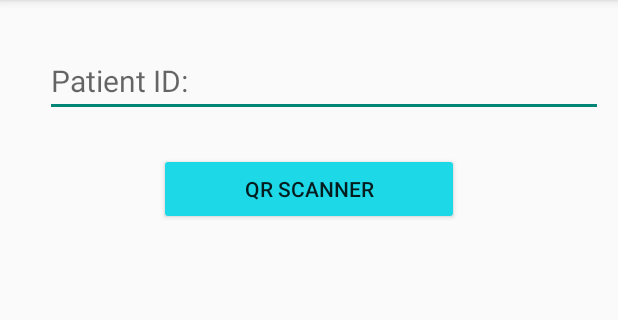
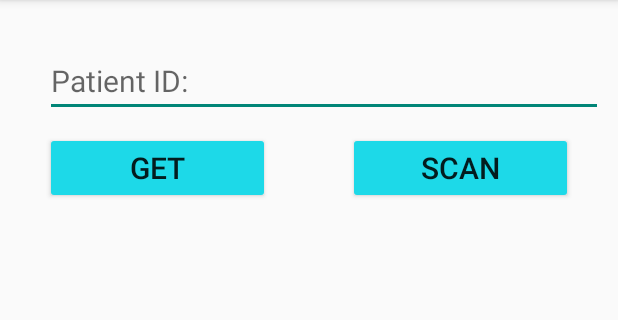
Before and after one commit to TranTatLap/FaceRecognition, an Android app: the ScanQRActivity screen opened directly, with no data from a screen before it, on a phone screen of 412 x 824 dp, the part 84-404 px from its top. Run offline under Robolectric (Android 15) with nearby library versions, the phone set to English and light mode, and no system bars; our stand-ins replace Firebase (no records; nobody signed in at launch, a user with empty details on screens opened directly).

Commit message:
Android add retrieve info from firebase

```diff
--- a/Android/app/build.gradle
+++ b/Android/app/build.gradle
@@ -48,7 +48,4 @@ dependencies {
 
     // QR
     implementation 'com.journeyapps:zxing-android-embedded:4.3.0'
-
-
-
 }
--- a/Android/app/src/main/AndroidManifest.xml
+++ b/Android/app/src/main/AndroidManifest.xml
@@ -13,9 +13,9 @@
         android:allowBackup="true"
         android:dataExtractionRules="@xml/data_extraction_rules"
         android:fullBackupContent="@xml/backup_rules"
-        android:icon="@mipmap/ic_launcher"
+        android:icon="@drawable/logo"
         android:label="@string/app_name"
-        android:roundIcon="@mipmap/ic_launcher_round"
+        android:roundIcon="@drawable/logo"
         android:supportsRtl="true"
         android:theme="@style/Theme.FaceRecognition"
         tools:targetApi="31">
--- a/Android/app/src/main/res/layout/activity_generate_qractivity.xml
+++ b/Android/app/src/main/res/layout/activity_generate_qractivity.xml
@@ -17,7 +17,7 @@
         app:layout_constraintHorizontal_bias="0.5"
         app:layout_constraintStart_toStartOf="parent"
         app:layout_constraintTop_toBottomOf="@+id/btn_generate"
-        app:srcCompat="@drawable/ic_launcher_background" />
+        app:srcCompat="@drawable/logo" />
 
     <EditText
         android:id="@+id/edt_ID"
@@ -38,7 +38,7 @@
         android:layout_marginStart="20dp"
         android:layout_marginTop="10dp"
         android:backgroundTint="#1DD9E8"
-        android:text="Button"
+        android:text="Generate"
 
         app:layout_constraintStart_toStartOf="parent"
         app:layout_constraintTop_toBottomOf="@+id/edt_ID" />
--- a/Android/app/src/main/res/layout/activity_scan_qractivity.xml
+++ b/Android/app/src/main/res/layout/activity_scan_qractivity.xml
@@ -6,6 +6,7 @@
     android:layout_height="match_parent"
     android:layout_margin="10dp"
     tools:context=".ScanQRActivity">
+
     <EditText
         android:id="@+id/edt_ID"
         android:layout_width="match_parent"
@@ -19,15 +20,36 @@
         app:layout_constraintTop_toTopOf="parent" />
 
     <Button
-        android:id="@+id/btn_scanner"
-        android:layout_width="200dp"
+        android:id="@+id/btn_get"
+        android:layout_width="150dp"
         android:layout_height="wrap_content"
-        android:layout_marginTop="24dp"
-
+        android:layout_marginStart="20dp"
+        android:layout_marginTop="10dp"
         android:backgroundTint="#1DD9E8"
-        android:text="QR SCANNER"
-        app:layout_constraintEnd_toEndOf="parent"
+        android:text="Get"
+        android:textSize="20dp"
         app:layout_constraintStart_toStartOf="parent"
         app:layout_constraintTop_toBottomOf="@+id/edt_ID" />
 
+    <Button
+        android:id="@+id/btn_scanner"
+        android:layout_width="150dp"
+        android:layout_height="wrap_content"
+        android:layout_marginTop="10dp"
+        android:layout_marginEnd="20dp"
+        android:backgroundTint="#1DD9E8"
+        android:text="SCAN"
+        android:textSize="20dp"
+        app:layout_constraintEnd_toEndOf="parent"
+        app:layout_constraintTop_toBottomOf="@+id/edt_ID" />
+
+    <FrameLayout
+        android:id="@+id/container"
+        android:layout_width="match_parent"
+        android:layout_height="550dp"
+        android:layout_marginTop="10dp"
+        app:layout_constraintStart_toStartOf="parent"
+        app:layout_constraintTop_toBottomOf="@+id/btn_get" />
+
+
 </androidx.constraintlayout.widget.ConstraintLayout>
--- a/Android/app/src/main/res/values/strings.xml
+++ b/Android/app/src/main/res/values/strings.xml
@@ -1,3 +1,5 @@
 <resources>
     <string name="app_name">FaceRecognition</string>
+    <!-- TODO: Remove or change this placeholder text -->
+    <string name="hello_blank_fragment">Hello blank fragment</string>
 </resources>
--- a/Android/build.gradle
+++ b/Android/build.gradle
@@ -1,4 +1,8 @@
-// Top-level build file where you can add configuration options common to all sub-projects/modules.
+buildscript {
+    dependencies {
+        classpath 'com.google.gms:google-services:4.3.14'
+    }
+}// Top-level build file where you can add configuration options common to all sub-projects/modules.
 plugins {
     id 'com.android.application' version '8.0.0' apply false
     id 'com.android.library' version '8.0.0' apply false
```
Also changed, not shown: Android/app/src/main/java/com/example/facerecognition/Class/Patient.java (added, +39 -0 lines), Android/app/src/main/java/com/example/facerecognition/Class/Prescription.java (added, +18 -0 lines), Android/app/src/main/java/com/example/facerecognition/InfoFragment.java (added, +50 -0 lines), Android/app/src/main/java/com/example/facerecognition/MainActivity.java (+8 -4 lines), Android/app/src/main/java/com/example/facerecognition/ScanQRActivity.java (+47 -1 lines), Android/app/src/main/res/layout/fragment_info.xml (added, +76 -0 lines), Android/app/src/main/res/drawable/logo.png (added), 2 other files.
